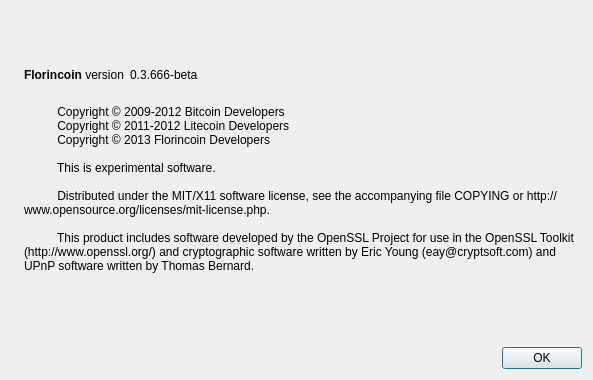
This is src/qt/forms/aboutdialog.ui in NobleCoinNOBL/noblecoin as Qt 5 draws it before an edit. The edited form follows.
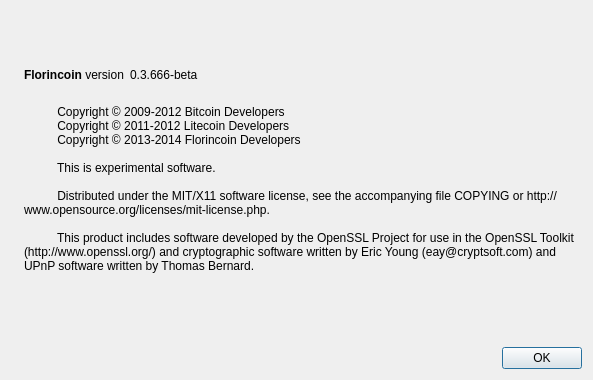
This is the edited form. Icons and pictures are not drawn.

```diff
--- a/src/qt/forms/aboutdialog.ui
+++ b/src/qt/forms/aboutdialog.ui
@@ -97,7 +97,7 @@
         <string>
           Copyright © 2009-2012 Bitcoin Developers
           Copyright © 2011-2012 Litecoin Developers
-          Copyright © 2013 Florincoin Developers
+          Copyright © 2013-2014 Florincoin Developers
 
           This is experimental software.
 
```
